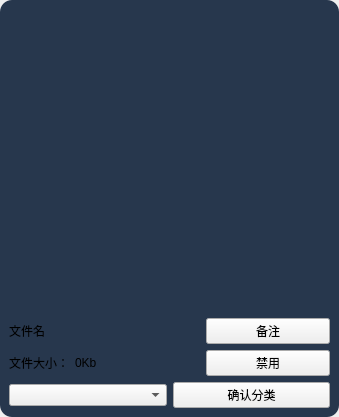
The window that comp/modcard.ui (xiaoan-1/l4d2-mod-manager) describes before a commit, drawn with Qt 5.
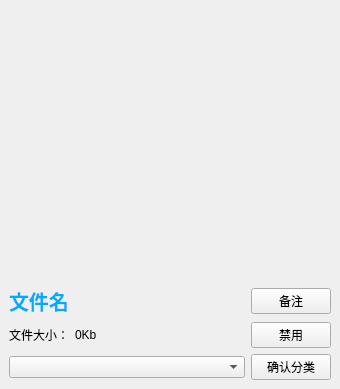
The same window after the commit. Icons and pictures are not drawn.

Patch:
```diff
--- a/comp/modcard.ui
+++ b/comp/modcard.ui
@@ -6,8 +6,8 @@
    <rect>
     <x>0</x>
     <y>0</y>
-    <width>339</width>
-    <height>417</height>
+    <width>340</width>
+    <height>389</height>
    </rect>
   </property>
   <property name="sizePolicy">
@@ -56,7 +56,6 @@
       <string notr="true">#centralwidget{
 	border: 0px;
 	border-radius: 12px;
-	background-color: rgb(39, 55, 77);
 }
 </string>
      </property>
@@ -107,6 +106,11 @@
         </item>
         <item row="0" column="0" colspan="2">
          <widget class="QLabel" name="label_name">
+          <property name="styleSheet">
+           <string notr="true">color: rgb(0, 170, 255);
+font-size: 20px;
+font-weight: bold;</string>
+          </property>
           <property name="text">
            <string>文件名</string>
           </property>
@@ -117,6 +121,12 @@
         </item>
         <item row="1" column="2">
          <widget class="QPushButton" name="pushButton_move">
+          <property name="sizePolicy">
+           <sizepolicy hsizetype="Maximum" vsizetype="Fixed">
+            <horstretch>0</horstretch>
+            <verstretch>0</verstretch>
+           </sizepolicy>
+          </property>
           <property name="text">
            <string>禁用</string>
           </property>
@@ -124,6 +134,12 @@
         </item>
         <item row="0" column="2">
          <widget class="QPushButton" name="pushButton_remark">
+          <property name="sizePolicy">
+           <sizepolicy hsizetype="Maximum" vsizetype="Fixed">
+            <horstretch>0</horstretch>
+            <verstretch>0</verstretch>
+           </sizepolicy>
+          </property>
           <property name="text">
            <string>备注</string>
           </property>
@@ -142,6 +158,12 @@
         </item>
         <item>
          <widget class="QPushButton" name="pushButton_affirm">
+          <property name="sizePolicy">
+           <sizepolicy hsizetype="Maximum" vsizetype="Fixed">
+            <horstretch>0</horstretch>
+            <verstretch>0</verstretch>
+           </sizepolicy>
+          </property>
           <property name="text">
            <string>确认分类</string>
           </property>
```
Left out of the diff: 12 changed lines with no effect on the pictures.
